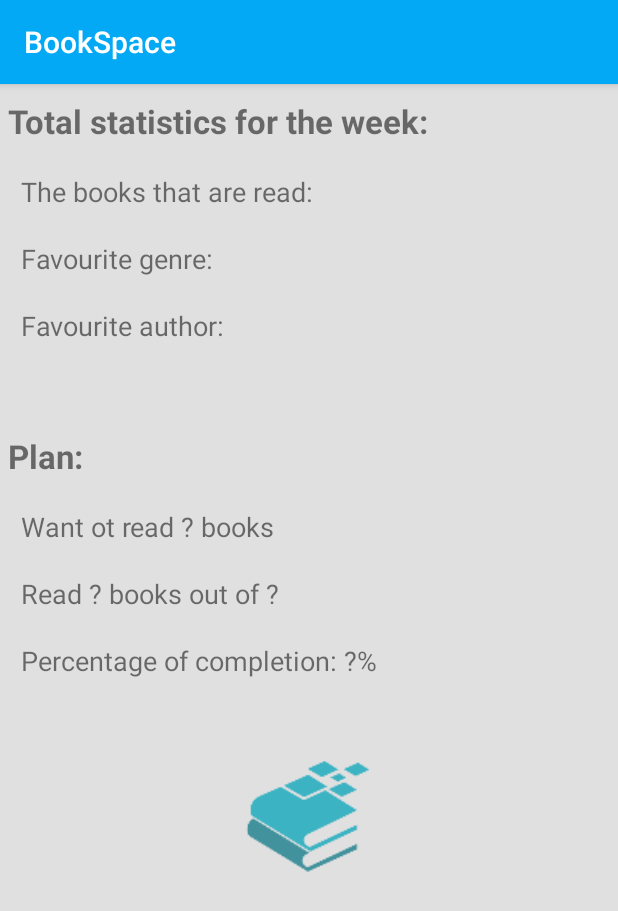
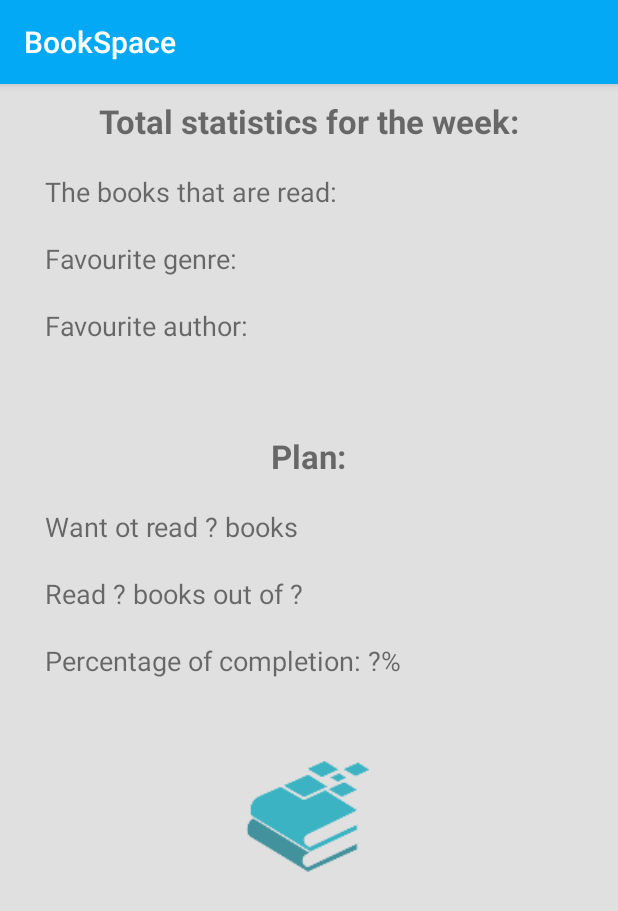
Before and after one commit to xpureheroinex/prp, an Android app: the fragment StatisticWeek shown on its own in the app's theme, on a phone screen of 412 x 824 dp. Shown: the top 911 px of the screen. Run offline under Robolectric (Android 15) with nearby library versions, the phone set to English and light mode, and no system bars.

Commit message:
margin in statistics

```diff
--- a/android/app/src/main/java/com/example/bookspace/StatisticMonth.java
+++ b/android/app/src/main/java/com/example/bookspace/StatisticMonth.java
@@ -12,6 +12,6 @@ public class StatisticMonth extends Fragment {
     @Nullable
     @Override
     public View onCreateView(@NonNull LayoutInflater inflater, @Nullable ViewGroup container, @Nullable Bundle savedInstanceState) {
-        return inflater.inflate(R.layout.statisticMonth,container,false);
+        return inflater.inflate(R.layout.statistic_month,container,false);
     }
 }
--- a/android/app/src/main/java/com/example/bookspace/StatisticWeek.java
+++ b/android/app/src/main/java/com/example/bookspace/StatisticWeek.java
@@ -12,6 +12,6 @@ public class StatisticWeek extends Fragment {
     @Nullable
     @Override
     public View onCreateView(@NonNull LayoutInflater inflater, @Nullable ViewGroup container, @Nullable Bundle savedInstanceState) {
-        return inflater.inflate(R.layout.statisticWeek,container,false);
+        return inflater.inflate(R.layout.statistic_week,container,false);
     }
 }
--- a/android/app/src/main/java/com/example/bookspace/StatisticYear.java
+++ b/android/app/src/main/java/com/example/bookspace/StatisticYear.java
@@ -12,6 +12,6 @@ public class StatisticYear extends Fragment {
     @Nullable
     @Override
     public View onCreateView(@NonNull LayoutInflater inflater, @Nullable ViewGroup container, @Nullable Bundle savedInstanceState) {
-        return inflater.inflate(R.layout.statisticYear,container,false);
+        return inflater.inflate(R.layout.statistic_year,container,false);
     }
 }
--- a/android/app/src/main/res/layout/statisticWeek.xml
+++ b/android/app/src/main/res/layout/statistic_week.xml
@@ -6,88 +6,94 @@
     android:background="#E0E0E0"
     tools:textcolor="#000000"
     android:layout_width="match_parent"
-    android:layout_height="match_parent"
-    >
+    android:layout_height="match_parent">
 
     <TextView
         android:id="@+id/textView5"
-        android:layout_width="match_parent"
+        android:layout_width="wrap_content"
         android:layout_height="wrap_content"
         android:layout_marginTop="10dp"
         android:layout_marginBottom="10dp"
         android:freezesText="false"
-        android:text=" Total statistics for the week:"
+        android:layout_gravity="center"
+        android:text="Total statistics for the week:"
         android:textSize="22sp"
         android:textStyle="bold" />
 
     <TextView
         android:id="@+id/textView6"
-        android:layout_width="match_parent"
+        android:layout_width="wrap_content"
         android:layout_height="wrap_content"
         android:layout_marginTop="10dp"
         android:layout_marginBottom="10dp"
-        android:text="   The books that are read:"
+        android:layout_marginLeft="30dp"
+        android:text="The books that are read:"
         android:textSize="18sp" />
 
     <TextView
         android:id="@+id/textView8"
-        android:layout_width="match_parent"
+        android:layout_width="wrap_content"
         android:layout_height="wrap_content"
         android:layout_marginTop="10dp"
         android:layout_marginBottom="10dp"
-        android:text="   Favourite genre:"
+        android:layout_marginLeft="30dp"
+        android:text="Favourite genre:"
         android:textSize="18sp" />
 
     <TextView
         android:id="@+id/textView9"
-        android:layout_width="match_parent"
+        android:layout_width="wrap_content"
         android:layout_height="wrap_content"
         android:layout_marginTop="10dp"
         android:layout_marginBottom="10dp"
-        android:text="   Favourite author:"
+        android:layout_marginLeft="30dp"
+        android:text="Favourite author:"
         android:textSize="18sp" />
 
     <TextView
         android:id="@+id/textView22"
-        android:layout_width="match_parent"
+        android:layout_width="wrap_content"
         android:layout_height="wrap_content"
         android:layout_marginTop="50dp"
         android:layout_marginBottom="10dp"
-        android:text=" Plan:"
+        android:text="Plan:"
+        android:layout_gravity="center"
         android:textSize="22sp"
         android:textStyle="bold" />
 
     <TextView
         android:id="@+id/textView23"
-        android:layout_width="match_parent"
+        android:layout_width="wrap_content"
         android:layout_height="wrap_content"
         android:layout_marginTop="10dp"
         android:layout_marginBottom="10dp"
-        android:text="   Want ot read ? books"
+        android:layout_marginLeft="30dp"
+        android:text="Want ot read ? books"
         android:textSize="18sp" />
 
     <TextView
         android:id="@+id/textView24"
-        android:layout_width="match_parent"
+        android:layout_width="wrap_content"
         android:layout_height="wrap_content"
         android:layout_marginTop="10dp"
         android:layout_marginBottom="10dp"
-        android:text="   Read ? books out of ?"
+        android:layout_marginLeft="30dp"
+        android:text="Read ? books out of ?"
         android:textSize="18sp" />
 
     <TextView
         android:id="@+id/textView25"
-        android:layout_width="match_parent"
+        android:layout_width="wrap_content"
         android:layout_height="wrap_content"
         android:layout_marginTop="10dp"
         android:layout_marginBottom="10dp"
-        android:text="   Percentage of completion: ?%"
+        android:layout_marginLeft="30dp"
+        android:text="Percentage of completion: ?%"
         android:textSize="18sp" />
 
     <ImageView
         android:id="@+id/imageView3"
         android:layout_width="match_parent"
         android:layout_height="165dp"
-
         android:src="@mipmap/ic_launcher_foreground" />
 </LinearLayout>
```
Also changed, not shown: android/app/src/main/res/layout/statistic_activity.xml (+6 -5 lines), android/app/src/main/res/layout/statistic_month.xml (renamed from android/app/src/main/res/layout/statisticMonth.xml, +24 -17 lines), android/app/src/main/res/layout/statistic_year.xml (renamed from android/app/src/main/res/layout/statisticYear.xml, +25 -20 lines).
